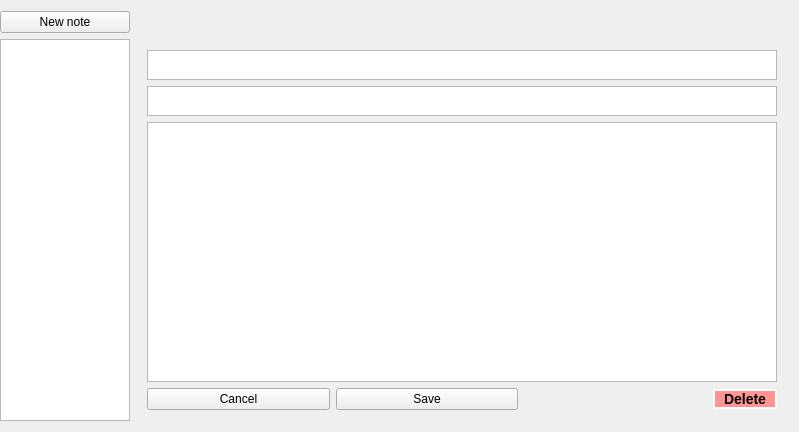
The window that PluriNotes/plurinotes.ui (guillaumejounel/PluriNotes) describes before a commit, drawn with Qt 5.
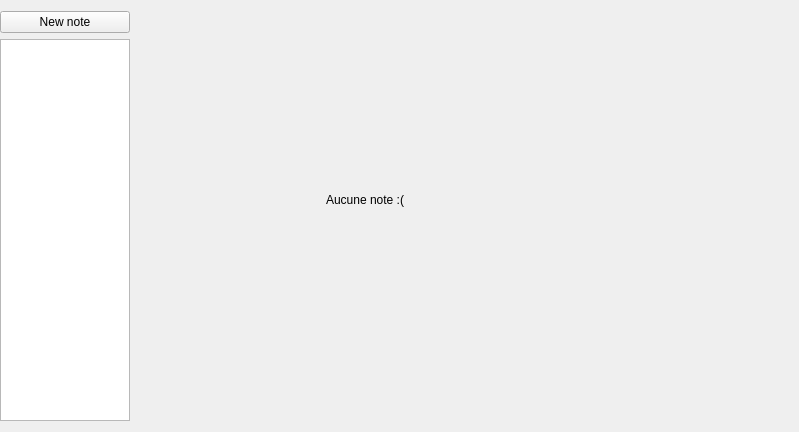
The same window after the commit.

Commit message: Gestion de la suppression

The edit to the form file:
```diff
--- a/PluriNotes/plurinotes.ui
+++ b/PluriNotes/plurinotes.ui
@@ -37,7 +37,7 @@
        </size>
       </property>
       <property name="currentIndex">
-       <number>0</number>
+       <number>2</number>
       </property>
       <widget class="QWidget" name="displayNotePage">
        <layout class="QGridLayout" name="gridLayout_2" rowstretch="0,0,0,0,0">
@@ -240,6 +240,24 @@
         </item>
        </layout>
       </widget>
+      <widget class="QWidget" name="noNote">
+       <widget class="QLabel" name="label">
+        <property name="geometry">
+         <rect>
+          <x>190</x>
+          <y>100</y>
+          <width>231</width>
+          <height>121</height>
+         </rect>
+        </property>
+        <property name="styleSheet">
+         <string notr="true">font-size: 1cm;</string>
+        </property>
+        <property name="text">
+         <string>Aucune note :(</string>
+        </property>
+       </widget>
+      </widget>
      </widget>
     </item>
    </layout>
```
The commit also changes 1 other file.
